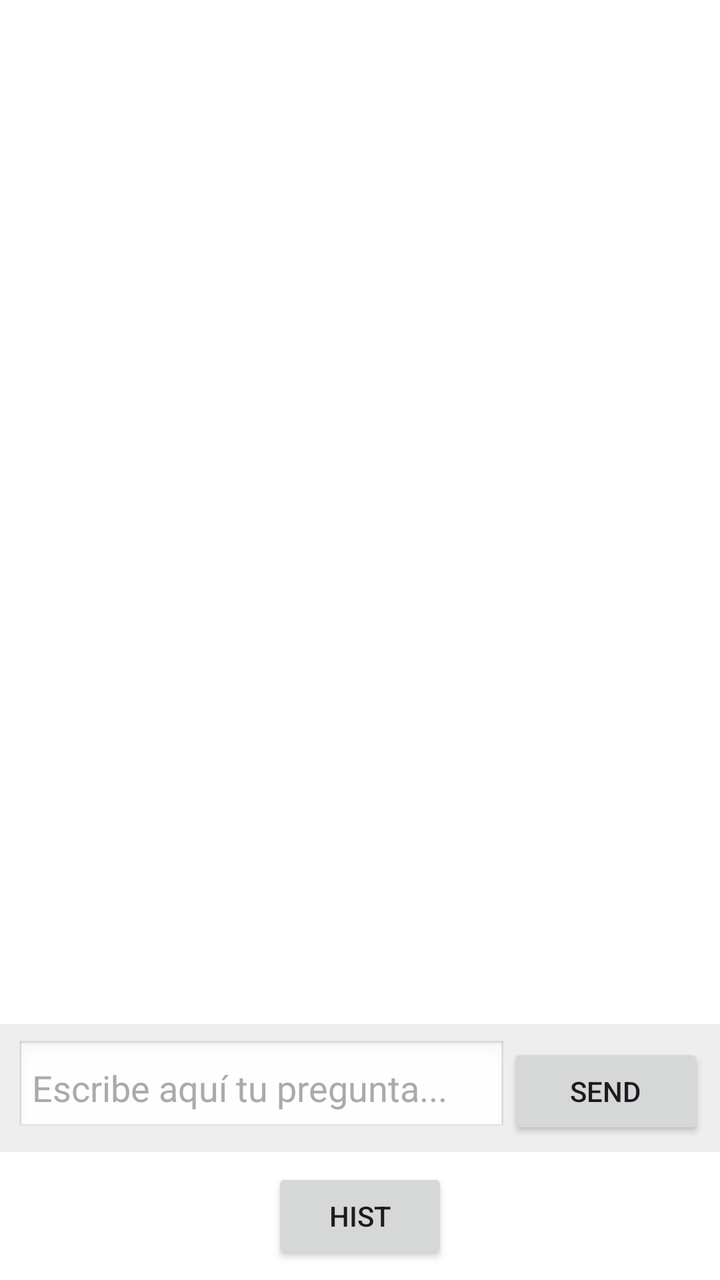
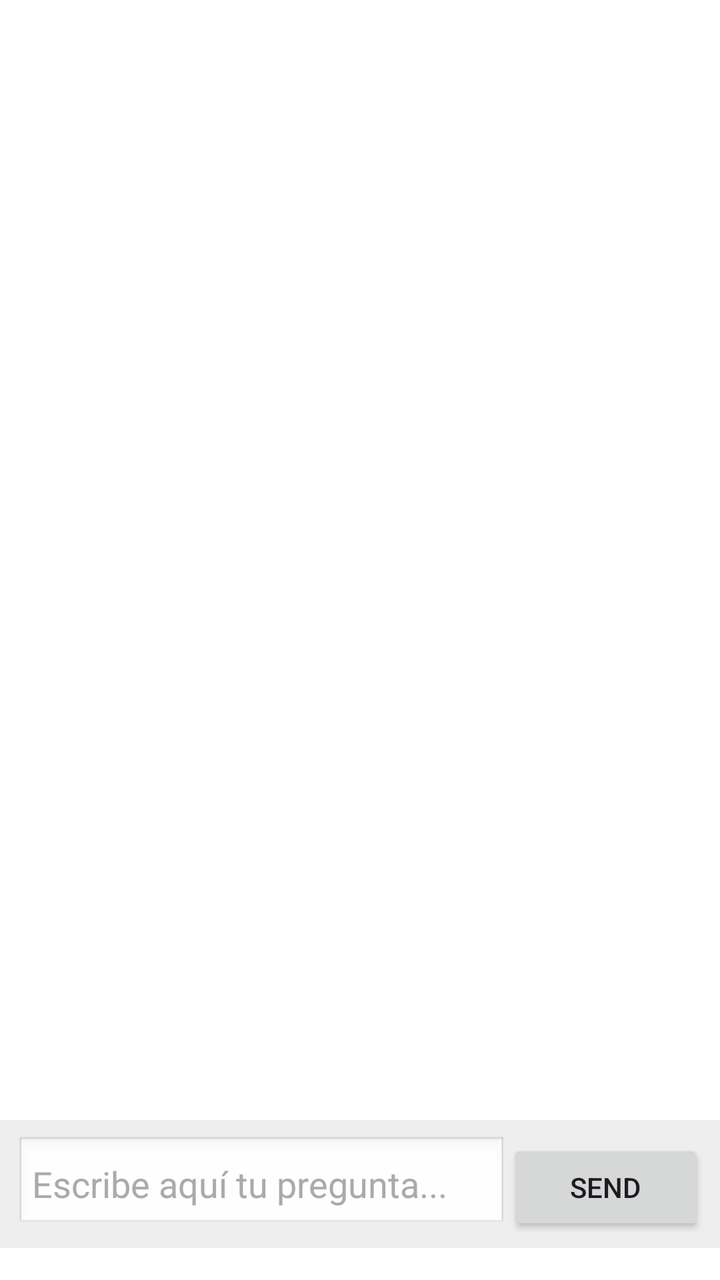

Two renders of the same Android screen: before a commit and after it. Below are the layout's source before the change and the commit's diff.
<!-- AndroidManifest.xml: application theme Theme.Meljo -->
<!-- res/layout/frag_chat.xml -->
<?xml version="1.0" encoding="utf-8"?>
<androidx.constraintlayout.widget.ConstraintLayout
    xmlns:android="http://schemas.android.com/apk/res/android"
    xmlns:app="http://schemas.android.com/apk/res-auto"
    android:id="@+id/main"
    android:layout_width="match_parent"
    android:layout_height="match_parent"
    android:background="@color/white"> 

    <androidx.recyclerview.widget.RecyclerView
        android:id="@+id/recyclerView"
        android:background="@android:color/background_light"
        android:layout_width="0dp"
        android:layout_height="0dp"
        app:layout_constraintTop_toTopOf="parent"
        app:layout_constraintStart_toStartOf="parent"
        app:layout_constraintEnd_toEndOf="parent"
        app:layout_constraintBottom_toTopOf="@+id/messageInputContainer" />

    <LinearLayout
        android:id="@+id/messageInputContainer"
        android:layout_width="0dp"
        android:layout_height="wrap_content"
        android:orientation="horizontal"
        android:padding="8dp"
        android:background="#EEEEEE"
        app:layout_constraintStart_toStartOf="parent"
        app:layout_constraintEnd_toEndOf="parent"
        app:layout_constraintBottom_toTopOf="@+id/buttonContainer">

        <EditText
            android:id="@+id/et2"
            android:layout_width="0dp"
            android:layout_height="wrap_content"
            android:layout_weight="5"
            android:hint="Escribe aquí tu pregunta..."
            android:inputType="text"
            android:textColor="@android:color/black"
            android:textColorHint="@android:color/darker_gray"
            android:padding="8dp"
            android:background="@android:drawable/edit_text" />

        <Button
            android:id="@+id/benviar"
            android:layout_width="0dp"
            android:layout_height="wrap_content"
            android:layout_weight="2"
            android:text="Send" />
    </LinearLayout>

    <LinearLayout
        android:id="@+id/buttonContainer"
        android:layout_width="0dp"
        android:layout_height="wrap_content"
        android:gravity="center"
        android:orientation="horizontal"
        android:padding="8dp"
        app:layout_constraintStart_toStartOf="parent"
        app:layout_constraintEnd_toEndOf="parent"
        app:layout_constraintBottom_toBottomOf="parent">

        <Button
            android:id="@+id/bhistorial"
            android:layout_width="wrap_content"
            android:layout_height="wrap_content"
            android:text="Hist" />
    </LinearLayout>
</androidx.constraintlayout.widget.ConstraintLayout>
<!-- resources referenced by this layout -->
<resources>
  <color name="white">#FFFFFFFF</color>
  <style name="Theme.Meljo" parent="Base.Theme.Meljo" />
  <style name="Base.Theme.Meljo" parent="Theme.Material3.DayNight.NoActionBar">
          
          
      </style>
</resources>

<!-- the commit's change to res/layout/frag_chat.xml (unified diff, before → after) -->
@@ -58,11 +58,6 @@
         app:layout_constraintStart_toStartOf="parent"
         app:layout_constraintEnd_toEndOf="parent"
         app:layout_constraintBottom_toBottomOf="parent">
-
-        <Button
-            android:id="@+id/bhistorial"
-            android:layout_width="wrap_content"
-            android:layout_height="wrap_content"
-            android:text="Hist" />
+        
     </LinearLayout>
 </androidx.constraintlayout.widget.ConstraintLayout>
